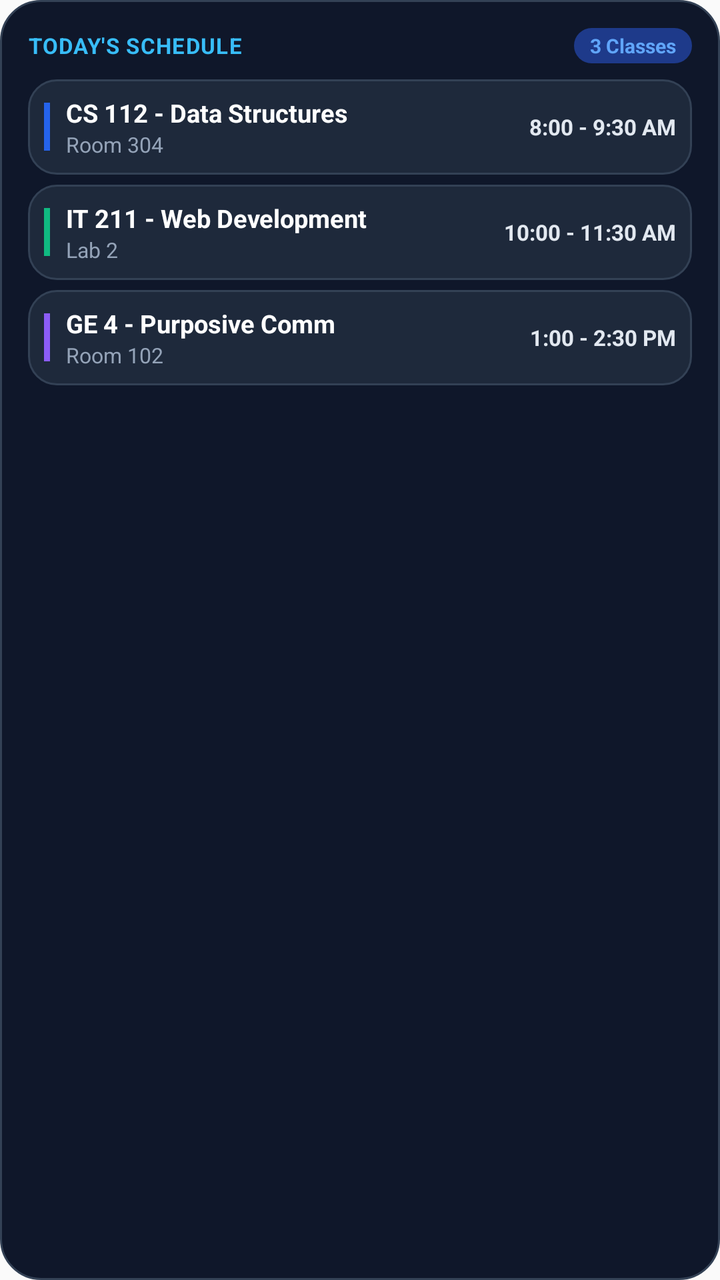
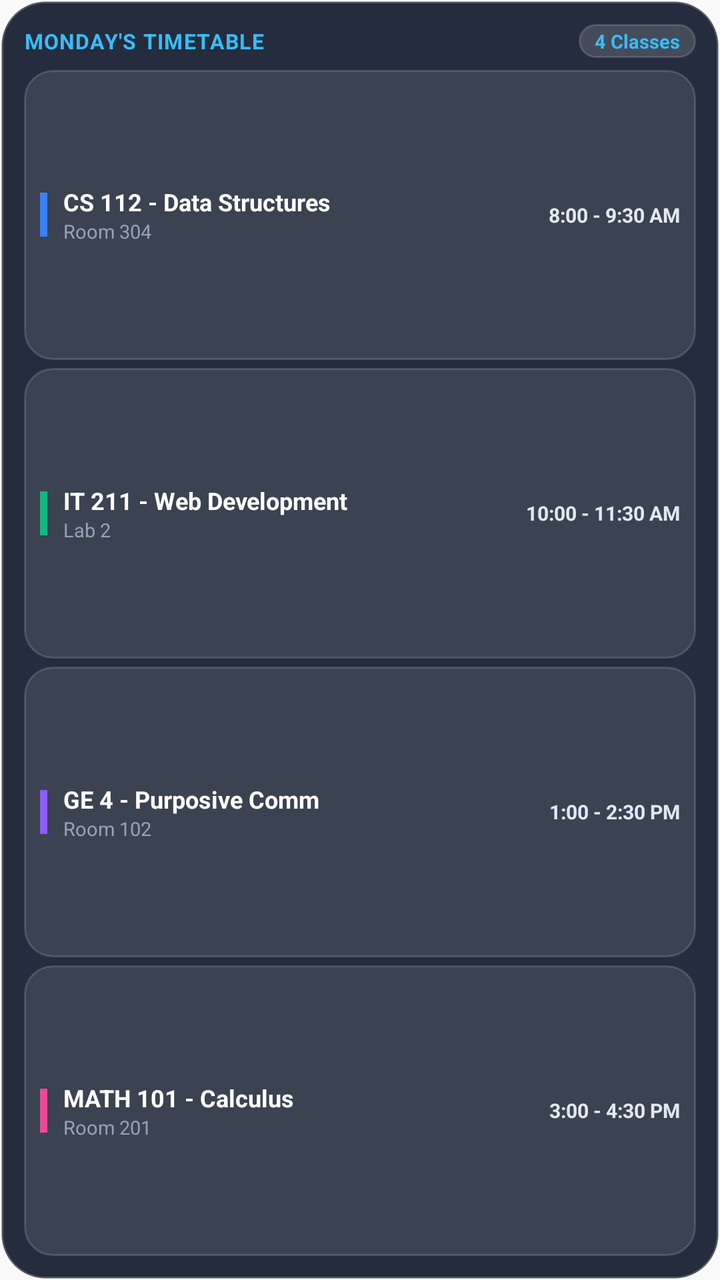

The first picture is an Android layout as it rendered before a commit; the second is the same layout after the commit. The layout source and the unified diff follow.
<!-- AndroidManifest.xml: application theme AppTheme -->
<!-- res/layout/today_schedule_widget_layout.xml -->
<?xml version="1.0" encoding="utf-8"?>
<LinearLayout xmlns:android="http://schemas.android.com/apk/res/android"
    android:id="@+id/widget_today_root"
    android:layout_width="match_parent"
    android:layout_height="match_parent"
    android:orientation="vertical"
    android:background="@drawable/widget_background"
    android:padding="14dp">

    
    <LinearLayout
        android:layout_width="match_parent"
        android:layout_height="wrap_content"
        android:orientation="horizontal"
        android:gravity="center_vertical"
        android:layout_marginBottom="8dp">

        <TextView
            android:id="@+id/widget_today_day_header"
            android:layout_width="0dp"
            android:layout_height="wrap_content"
            android:layout_weight="1"
            android:text="TODAY'S SCHEDULE"
            android:textColor="#38BDF8"
            android:textSize="11sp"
            android:textStyle="bold"
            android:letterSpacing="0.04" />

        <TextView
            android:id="@+id/widget_today_count"
            android:layout_width="wrap_content"
            android:layout_height="wrap_content"
            android:background="@drawable/widget_chip_bg"
            android:paddingStart="8dp"
            android:paddingEnd="8dp"
            android:paddingTop="2dp"
            android:paddingBottom="2dp"
            android:text="3 Classes"
            android:textColor="#60A5FA"
            android:textSize="10sp"
            android:textStyle="bold" />
    </LinearLayout>

    
    <LinearLayout
        android:id="@+id/widget_item_1"
        android:layout_width="match_parent"
        android:layout_height="wrap_content"
        android:orientation="horizontal"
        android:background="@drawable/widget_inner_card"
        android:padding="8dp"
        android:layout_marginBottom="5dp"
        android:gravity="center_vertical">

        <View
            android:layout_width="3dp"
            android:layout_height="24dp"
            android:background="#2563EB"
            android:layout_marginEnd="8dp" />

        <LinearLayout
            android:layout_width="0dp"
            android:layout_height="wrap_content"
            android:layout_weight="1"
            android:orientation="vertical">

            <TextView
                android:id="@+id/widget_item_1_title"
                android:layout_width="wrap_content"
                android:layout_height="wrap_content"
                android:text="CS 112 - Data Structures"
                android:textColor="#FFFFFF"
                android:textSize="12.5sp"
                android:textStyle="bold"
                android:maxLines="1"
                android:ellipsize="end" />

            <TextView
                android:id="@+id/widget_item_1_room"
                android:layout_width="wrap_content"
                android:layout_height="wrap_content"
                android:text="Room 304"
                android:textColor="#94A3B8"
                android:textSize="10.5sp"
                android:maxLines="1" />
        </LinearLayout>

        <TextView
            android:id="@+id/widget_item_1_time"
            android:layout_width="wrap_content"
            android:layout_height="wrap_content"
            android:text="8:00 - 9:30 AM"
            android:textColor="#E2E8F0"
            android:textSize="11sp"
            android:textStyle="bold" />
    </LinearLayout>

    
    <LinearLayout
        android:id="@+id/widget_item_2"
        android:layout_width="match_parent"
        android:layout_height="wrap_content"
        android:orientation="horizontal"
        android:background="@drawable/widget_inner_card"
        android:padding="8dp"
        android:layout_marginBottom="5dp"
        android:gravity="center_vertical">

        <View
            android:layout_width="3dp"
            android:layout_height="24dp"
            android:background="#10B981"
            android:layout_marginEnd="8dp" />

        <LinearLayout
            android:layout_width="0dp"
            android:layout_height="wrap_content"
            android:layout_weight="1"
            android:orientation="vertical">

            <TextView
                android:id="@+id/widget_item_2_title"
                android:layout_width="wrap_content"
                android:layout_height="wrap_content"
                android:text="IT 211 - Web Development"
                android:textColor="#FFFFFF"
                android:textSize="12.5sp"
                android:textStyle="bold"
                android:maxLines="1"
                android:ellipsize="end" />

            <TextView
                android:id="@+id/widget_item_2_room"
                android:layout_width="wrap_content"
                android:layout_height="wrap_content"
                android:text="Lab 2"
                android:textColor="#94A3B8"
                android:textSize="10.5sp"
                android:maxLines="1" />
        </LinearLayout>

        <TextView
            android:id="@+id/widget_item_2_time"
            android:layout_width="wrap_content"
            android:layout_height="wrap_content"
            android:text="10:00 - 11:30 AM"
            android:textColor="#E2E8F0"
            android:textSize="11sp"
            android:textStyle="bold" />
    </LinearLayout>

    
    <LinearLayout
        android:id="@+id/widget_item_3"
        android:layout_width="match_parent"
        android:layout_height="wrap_content"
        android:orientation="horizontal"
        android:background="@drawable/widget_inner_card"
        android:padding="8dp"
        android:gravity="center_vertical">

        <View
            android:layout_width="3dp"
            android:layout_height="24dp"
            android:background="#8B5CF6"
            android:layout_marginEnd="8dp" />

        <LinearLayout
            android:layout_width="0dp"
            android:layout_height="wrap_content"
            android:layout_weight="1"
            android:orientation="vertical">

            <TextView
                android:id="@+id/widget_item_3_title"
                android:layout_width="wrap_content"
                android:layout_height="wrap_content"
                android:text="GE 4 - Purposive Comm"
                android:textColor="#FFFFFF"
                android:textSize="12.5sp"
                android:textStyle="bold"
                android:maxLines="1"
                android:ellipsize="end" />

            <TextView
                android:id="@+id/widget_item_3_room"
                android:layout_width="wrap_content"
                android:layout_height="wrap_content"
                android:text="Room 102"
                android:textColor="#94A3B8"
                android:textSize="10.5sp"
                android:maxLines="1" />
        </LinearLayout>

        <TextView
            android:id="@+id/widget_item_3_time"
            android:layout_width="wrap_content"
            android:layout_height="wrap_content"
            android:text="1:00 - 2:30 PM"
            android:textColor="#E2E8F0"
            android:textSize="11sp"
            android:textStyle="bold" />
    </LinearLayout>

    
    <TextView
        android:id="@+id/widget_today_empty"
        android:layout_width="match_parent"
        android:layout_height="wrap_content"
        android:text="No classes scheduled for today 🎉"
        android:textColor="#94A3B8"
        android:textSize="13sp"
        android:gravity="center"
        android:padding="16dp"
        android:visibility="gone" />
</LinearLayout>
<!-- resources referenced by this layout -->
<resources>
  <!-- drawable widget_background (drawable) -->
  <?xml version="1.0" encoding="utf-8"?>
  <shape xmlns:android="http://schemas.android.com/apk/res/android"
      android:shape="rectangle">
      <solid android:color="#0F172A" />
      <corners android:radius="20dp" />
      <stroke android:width="1dp" android:color="#334155" />
  </shape>
  <!-- drawable widget_chip_bg (drawable) -->
  <?xml version="1.0" encoding="utf-8"?>
  <shape xmlns:android="http://schemas.android.com/apk/res/android"
      android:shape="rectangle">
      <solid android:color="#1E3A8A" />
      <corners android:radius="999dp" />
  </shape>
  <!-- drawable widget_inner_card (drawable) -->
  <?xml version="1.0" encoding="utf-8"?>
  <shape xmlns:android="http://schemas.android.com/apk/res/android"
      android:shape="rectangle">
      <solid android:color="#1E293B" />
      <corners android:radius="14dp" />
      <stroke android:width="1dp" android:color="#334155" />
  </shape>
  <style name="AppTheme" parent="Theme.AppCompat.Light.DarkActionBar">
          
          <item name="colorPrimary">@color/colorPrimary</item>
          <item name="colorPrimaryDark">@color/colorPrimaryDark</item>
          <item name="colorAccent">@color/colorAccent</item>
      </style>
</resources>

<!-- the commit's change to res/layout/today_schedule_widget_layout.xml (unified diff, before → after) -->
@@ -4,8 +4,8 @@
     android:layout_width="match_parent"
     android:layout_height="match_parent"
     android:orientation="vertical"
-    android:background="@drawable/widget_background"
-    android:padding="14dp">
+    android:background="@drawable/widget_liquid_glass_bg"
+    android:padding="12dp">
 
     
     <LinearLayout
@@ -13,16 +13,16 @@
         android:layout_height="wrap_content"
         android:orientation="horizontal"
         android:gravity="center_vertical"
-        android:layout_marginBottom="8dp">
+        android:layout_marginBottom="6dp">
 
         <TextView
             android:id="@+id/widget_today_day_header"
             android:layout_width="0dp"
             android:layout_height="wrap_content"
             android:layout_weight="1"
-            android:text="TODAY'S SCHEDULE"
+            android:text="MONDAY'S TIMETABLE"
             android:textColor="#38BDF8"
-            android:textSize="11sp"
+            android:textSize="10.5sp"
             android:textStyle="bold"
             android:letterSpacing="0.04" />
 
@@ -30,187 +30,307 @@
             android:id="@+id/widget_today_count"
             android:layout_width="wrap_content"
             android:layout_height="wrap_content"
-            android:background="@drawable/widget_chip_bg"
+            android:background="@drawable/widget_liquid_glass_pill"
             android:paddingStart="8dp"
             android:paddingEnd="8dp"
             android:paddingTop="2dp"
             android:paddingBottom="2dp"
-            android:text="3 Classes"
-            android:textColor="#60A5FA"
-            android:textSize="10sp"
+            android:text="4 Classes"
+            android:textColor="#38BDF8"
+            android:textSize="9.5sp"
             android:textStyle="bold" />
     </LinearLayout>
 
     
     <LinearLayout
-        android:id="@+id/widget_item_1"
+        android:id="@+id/widget_today_list_container"
+        android:layout_width="match_parent"
+        android:layout_height="0dp"
+        android:layout_weight="1"
+        android:orientation="vertical">
+
+        
+        <LinearLayout
+            android:id="@+id/widget_item_1"
+            android:layout_width="match_parent"
+            android:layout_height="0dp"
+            android:layout_weight="1"
+            android:orientation="horizontal"
+            android:background="@drawable/widget_liquid_glass_card"
+            android:paddingStart="8dp"
+            android:paddingEnd="8dp"
+            android:paddingTop="4dp"
+            android:paddingBottom="4dp"
+            android:layout_marginBottom="4dp"
+            android:gravity="center_vertical">
+
+            <FrameLayout
+                android:id="@+id/widget_item_1_bar"
+                android:layout_width="3.5dp"
+                android:layout_height="22dp"
+                android:background="#3B82F6"
+                android:layout_marginEnd="8dp" />
+
+            <LinearLayout
+                android:layout_width="0dp"
+                android:layout_height="wrap_content"
+                android:layout_weight="1"
+                android:orientation="vertical">
+
+                <TextView
+                    android:id="@+id/widget_item_1_title"
+                    android:layout_width="match_parent"
+                    android:layout_height="wrap_content"
+                    android:text="CS 112 - Data Structures"
+                    android:textColor="#FFFFFF"
+                    android:textSize="12sp"
+                    android:textStyle="bold"
+                    android:singleLine="true"
+                    android:ellipsize="end" />
+
+                <TextView
+                    android:id="@+id/widget_item_1_room"
+                    android:layout_width="match_parent"
+                    android:layout_height="wrap_content"
+                    android:text="Room 304"
+                    android:textColor="#94A3B8"
+                    android:textSize="9.5sp"
+                    android:singleLine="true" />
+            </LinearLayout>
+
+            <TextView
+                android:id="@+id/widget_item_1_time"
+                android:layout_width="wrap_content"
+                android:layout_height="wrap_content"
+                android:text="8:00 - 9:30 AM"
+                android:textColor="#E2E8F0"
+                android:textSize="10sp"
+                android:textStyle="bold" />
+        </LinearLayout>
+
+        
+        <LinearLayout
+            android:id="@+id/widget_item_2"
+            android:layout_width="match_parent"
+            android:layout_height="0dp"
+            android:layout_weight="1"
+            android:orientation="horizontal"
+            android:background="@drawable/widget_liquid_glass_card"
+            android:paddingStart="8dp"
+            android:paddingEnd="8dp"
+            android:paddingTop="4dp"
+            android:paddingBottom="4dp"
+            android:layout_marginBottom="4dp"
+            android:gravity="center_vertical">
+
+            <FrameLayout
+                android:id="@+id/widget_item_2_bar"
+                android:layout_width="3.5dp"
+                android:layout_height="22dp"
+                android:background="#10B981"
+                android:layout_marginEnd="8dp" />
+
+            <LinearLayout
+                android:layout_width="0dp"
+                android:layout_height="wrap_content"
+                android:layout_weight="1"
+                android:orientation="vertical">
+
+                <TextView
+                    android:id="@+id/widget_item_2_title"
+                    android:layout_width="match_parent"
+                    android:layout_height="wrap_content"
+                    android:text="IT 211 - Web Development"
+                    android:textColor="#FFFFFF"
+                    android:textSize="12sp"
+                    android:textStyle="bold"
+                    android:singleLine="true"
+                    android:ellipsize="end" />
+
+                <TextView
+                    android:id="@+id/widget_item_2_room"
+                    android:layout_width="match_parent"
+                    android:layout_height="wrap_content"
+                    android:text="Lab 2"
+                    android:textColor="#94A3B8"
+                    android:textSize="9.5sp"
+                    android:singleLine="true" />
+            </LinearLayout>
+
+            <TextView
+                android:id="@+id/widget_item_2_time"
+                android:layout_width="wrap_content"
+                android:layout_height="wrap_content"
+                android:text="10:00 - 11:30 AM"
+                android:textColor="#E2E8F0"
+                android:textSize="10sp"
+                android:textStyle="bold" />
+        </LinearLayout>
+
+        
+        <LinearLayout
+            android:id="@+id/widget_item_3"
+            android:layout_width="match_parent"
+            android:layout_height="0dp"
+            android:layout_weight="1"
+            android:orientation="horizontal"
+            android:background="@drawable/widget_liquid_glass_card"
+            android:paddingStart="8dp"
+            android:paddingEnd="8dp"
+            android:paddingTop="4dp"
+            android:paddingBottom="4dp"
+            android:layout_marginBottom="4dp"
+            android:gravity="center_vertical">
+
+            <FrameLayout
+                android:id="@+id/widget_item_3_bar"
+                android:layout_width="3.5dp"
+                android:layout_height="22dp"
+                android:background="#8B5CF6"
+                android:layout_marginEnd="8dp" />
+
+            <LinearLayout
+                android:layout_width="0dp"
+                android:layout_height="wrap_content"
+                android:layout_weight="1"
+                android:orientation="vertical">
+
+                <TextView
+                    android:id="@+id/widget_item_3_title"
+                    android:layout_width="match_parent"
+                    android:layout_height="wrap_content"
+                    android:text="GE 4 - Purposive Comm"
+                    android:textColor="#FFFFFF"
+                    android:textSize="12sp"
+                    android:textStyle="bold"
+                    android:singleLine="true"
+                    android:ellipsize="end" />
+
+                <TextView
+                    android:id="@+id/widget_item_3_room"
+                    android:layout_width="match_parent"
+                    android:layout_height="wrap_content"
+                    android:text="Room 102"
+                    android:textColor="#94A3B8"
+                    android:textSize="9.5sp"
+                    android:singleLine="true" />
+            </LinearLayout>
+
+            <TextView
+                android:id="@+id/widget_item_3_time"
+                android:layout_width="wrap_content"
+                android:layout_height="wrap_content"
+                android:text="1:00 - 2:30 PM"
+                android:textColor="#E2E8F0"
+                android:textSize="10sp"
+                android:textStyle="bold" />
+        </LinearLayout>
+
+        
+        <LinearLayout
+            android:id="@+id/widget_item_4"
+            android:layout_width="match_parent"
+            android:layout_height="0dp"
+            android:layout_weight="1"
+            android:orientation="horizontal"
+            android:background="@drawable/widget_liquid_glass_card"
+            android:paddingStart="8dp"
+            android:paddingEnd="8dp"
+            android:paddingTop="4dp"
+            android:paddingBottom="4dp"
+            android:gravity="center_vertical">
+
+            <FrameLayout
+                android:id="@+id/widget_item_4_bar"
+                android:layout_width="3.5dp"
+                android:layout_height="22dp"
+                android:background="#EC4899"
+                android:layout_marginEnd="8dp" />
+
+            <LinearLayout
+                android:layout_width="0dp"
+                android:layout_height="wrap_content"
+                android:layout_weight="1"
+                android:orientation="vertical">
+
+                <TextView
+                    android:id="@+id/widget_item_4_title"
+                    android:layout_width="match_parent"
+                    android:layout_height="wrap_content"
+                    android:text="MATH 101 - Calculus"
+                    android:textColor="#FFFFFF"
+                    android:textSize="12sp"
+                    android:textStyle="bold"
+                    android:singleLine="true"
+                    android:ellipsize="end" />
+
+                <TextView
+                    android:id="@+id/widget_item_4_room"
+                    android:layout_width="match_parent"
+                    android:layout_height="wrap_content"
+                    android:text="Room 201"
+                    android:textColor="#94A3B8"
+                    android:textSize="9.5sp"
+                    android:singleLine="true" />
+            </LinearLayout>
+
+            <TextView
+                android:id="@+id/widget_item_4_time"
+                android:layout_width="wrap_content"
+                android:layout_height="wrap_content"
+                android:text="3:00 - 4:30 PM"
+                android:textColor="#E2E8F0"
+                android:textSize="10sp"
+                android:textStyle="bold" />
+        </LinearLayout>
+    </LinearLayout>
+
+    
+    <TextView
+        android:id="@+id/widget_today_overflow"
         android:layout_width="match_parent"
         android:layout_height="wrap_content"
-        android:orientation="horizontal"
-        android:background="@drawable/widget_inner_card"
-        android:padding="8dp"
-        android:layout_marginBottom="5dp"
-        android:gravity="center_vertical">
-
-        <View
-            android:layout_width="3dp"
-            android:layout_height="24dp"
-            android:background="#2563EB"
-            android:layout_marginEnd="8dp" />
-
-        <LinearLayout
-            android:layout_width="0dp"
-            android:layout_height="wrap_content"
-            android:layout_weight="1"
-            android:orientation="vertical">
-
-            <TextView
-                android:id="@+id/widget_item_1_title"
-                android:layout_width="wrap_content"
-                android:layout_height="wrap_content"
-                android:text="CS 112 - Data Structures"
-                android:textColor="#FFFFFF"
-                android:textSize="12.5sp"
-                android:textStyle="bold"
-                android:maxLines="1"
-                android:ellipsize="end" />
-
-            <TextView
-                android:id="@+id/widget_item_1_room"
-                android:layout_width="wrap_content"
-                android:layout_height="wrap_content"
-                android:text="Room 304"
-                android:textColor="#94A3B8"
-                android:textSize="10.5sp"
-                android:maxLines="1" />
-        </LinearLayout>
-
-        <TextView
-            android:id="@+id/widget_item_1_time"
-            android:layout_width="wrap_content"
-            android:layout_height="wrap_content"
-            android:text="8:00 - 9:30 AM"
-            android:textColor="#E2E8F0"
-            android:textSize="11sp"
-            android:textStyle="bold" />
-    </LinearLayout>
+        android:gravity="center"
+        android:text="+1 more class · Tap to view timetable"
+        android:textColor="#94A3B8"
+        android:textSize="9sp"
+        android:textStyle="bold"
+        android:layout_marginTop="3dp"
+        android:visibility="gone" />
 
     
     <LinearLayout
-        android:id="@+id/widget_item_2"
-        android:layout_width="match_parent"
-        android:layout_height="wrap_content"
-        android:orientation="horizontal"
-        android:background="@drawable/widget_inner_card"
-        android:padding="8dp"
-        android:layout_marginBottom="5dp"
-        android:gravity="center_vertical">
-
-        <View
-            android:layout_width="3dp"
-            android:layout_height="24dp"
-            android:background="#10B981"
-            android:layout_marginEnd="8dp" />
-
-        <LinearLayout
-            android:layout_width="0dp"
-            android:layout_height="wrap_content"
-            android:layout_weight="1"
-            android:orientation="vertical">
-
-            <TextView
-                android:id="@+id/widget_item_2_title"
-                android:layout_width="wrap_content"
-                android:layout_height="wrap_content"
-                android:text="IT 211 - Web Development"
-                android:textColor="#FFFFFF"
-                android:textSize="12.5sp"
-                android:textStyle="bold"
-                android:maxLines="1"
-                android:ellipsize="end" />
-
-            <TextView
-                android:id="@+id/widget_item_2_room"
-                android:layout_width="wrap_content"
-                android:layout_height="wrap_content"
-                android:text="Lab 2"
-                android:textColor="#94A3B8"
-                android:textSize="10.5sp"
-                android:maxLines="1" />
-        </LinearLayout>
-
-        <TextView
-            android:id="@+id/widget_item_2_time"
-            android:layout_width="wrap_content"
-            android:layout_height="wrap_content"
-            android:text="10:00 - 11:30 AM"
-            android:textColor="#E2E8F0"
-            android:textSize="11sp"
-            android:textStyle="bold" />
-    </LinearLayout>
-
-    
-    <LinearLayout
-        android:id="@+id/widget_item_3"
-        android:layout_width="match_parent"
-        android:layout_height="wrap_content"
-        android:orientation="horizontal"
-        android:background="@drawable/widget_inner_card"
-        android:padding="8dp"
-        android:gravity="center_vertical">
-
-        <View
-            android:layout_width="3dp"
-            android:layout_height="24dp"
-            android:background="#8B5CF6"
-            android:layout_marginEnd="8dp" />
-
-        <LinearLayout
-            android:layout_width="0dp"
-            android:layout_height="wrap_content"
-            android:layout_weight="1"
-            android:orientation="vertical">
-
-            <TextView
-                android:id="@+id/widget_item_3_title"
-                android:layout_width="wrap_content"
-                android:layout_height="wrap_content"
-                android:text="GE 4 - Purposive Comm"
-                android:textColor="#FFFFFF"
-                android:textSize="12.5sp"
-                android:textStyle="bold"
-                android:maxLines="1"
-                android:ellipsize="end" />
-
-            <TextView
-                android:id="@+id/widget_item_3_room"
-                android:layout_width="wrap_content"
-                android:layout_height="wrap_content"
-                android:text="Room 102"
-                android:textColor="#94A3B8"
-                android:textSize="10.5sp"
-                android:maxLines="1" />
-        </LinearLayout>
-
-        <TextView
-            android:id="@+id/widget_item_3_time"
-            android:layout_width="wrap_content"
-            android:layout_height="wrap_content"
-            android:text="1:00 - 2:30 PM"
-            android:textColor="#E2E8F0"
-            android:textSize="11sp"
-            android:textStyle="bold" />
-    </LinearLayout>
-
-    
-    <TextView
         android:id="@+id/widget_today_empty"
         android:layout_width="match_parent"
-        android:layout_height="wrap_content"
-        android:text="No classes scheduled for today 🎉"
-        android:textColor="#94A3B8"
-        android:textSize="13sp"
+        android:layout_height="0dp"
+        android:layout_weight="1"
+        android:orientation="vertical"
         android:gravity="center"
-        android:padding="16dp"
-        android:visibility="gone" />
+        android:visibility="gone">
+
+        <TextView
+            android:layout_width="wrap_content"
+            android:layout_height="wrap_content"
+            android:text="🌴"
+            android:textSize="26sp" />
+
+        <TextView
+            android:id="@+id/widget_today_empty_title"
+            android:layout_width="wrap_content"
+            android:layout_height="wrap_content"
+            android:text="No Classes Today"
+            android:textColor="#FFFFFF"
+            android:textSize="14sp"
+            android:textStyle="bold"
+            android:layout_marginTop="4dp" />
+
+        <TextView
+            android:id="@+id/widget_today_empty_subtitle"
+            android:layout_width="wrap_content"
+            android:layout_height="wrap_content"
+            android:text="Enjoy your free day &amp; recharge ✨"
+            android:textColor="#94A3B8"
+            android:textSize="11sp"
+            android:layout_marginTop="2dp" />
+    </LinearLayout>
 </LinearLayout>
<!-- resource entries referenced after the edit -->
@@ -1,27 +1,28 @@
 <!-- resources referenced by this layout -->
 <resources>
-  <!-- drawable widget_background (drawable) -->
+  <!-- drawable widget_liquid_glass_bg (drawable) -->
   <?xml version="1.0" encoding="utf-8"?>
   <shape xmlns:android="http://schemas.android.com/apk/res/android"
       android:shape="rectangle">
-      <solid android:color="#0F172A" />
-      <corners android:radius="20dp" />
-      <stroke android:width="1dp" android:color="#334155" />
+      <solid android:color="#E60F172A" />
+      <corners android:radius="22dp" />
+      <stroke android:width="1.5dp" android:color="#33FFFFFF" />
   </shape>
-  <!-- drawable widget_chip_bg (drawable) -->
+  <!-- drawable widget_liquid_glass_card (drawable) -->
   <?xml version="1.0" encoding="utf-8"?>
   <shape xmlns:android="http://schemas.android.com/apk/res/android"
       android:shape="rectangle">
-      <solid android:color="#1E3A8A" />
-      <corners android:radius="999dp" />
+      <solid android:color="#1AFFFFFF" />
+      <corners android:radius="14dp" />
+      <stroke android:width="1dp" android:color="#26FFFFFF" />
   </shape>
-  <!-- drawable widget_inner_card (drawable) -->
+  <!-- drawable widget_liquid_glass_pill (drawable) -->
   <?xml version="1.0" encoding="utf-8"?>
   <shape xmlns:android="http://schemas.android.com/apk/res/android"
       android:shape="rectangle">
-      <solid android:color="#1E293B" />
-      <corners android:radius="14dp" />
-      <stroke android:width="1dp" android:color="#334155" />
+      <solid android:color="#26FFFFFF" />
+      <corners android:radius="999dp" />
+      <stroke android:width="1dp" android:color="#26FFFFFF" />
   </shape>
   <style name="AppTheme" parent="Theme.AppCompat.Light.DarkActionBar">
           
